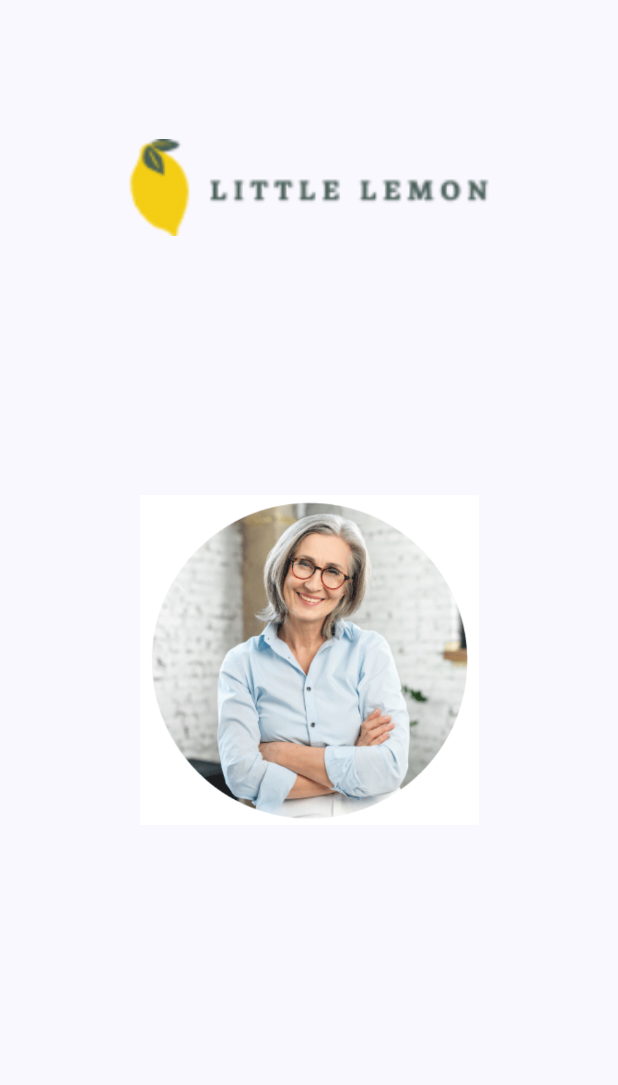
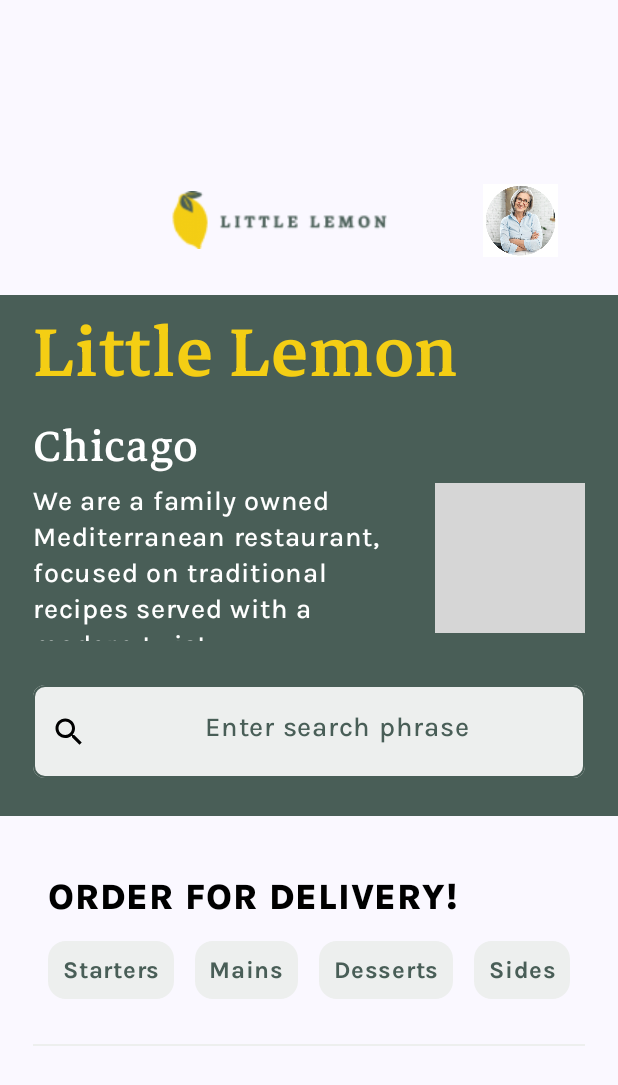
Before and after one commit to norphyra/little-lemon, an Android app built with Jetpack Compose: the Home screen opened through its navigation route, on a phone screen of 412 x 824 dp. Shown: the top 1085 px of the screen. Run offline under Robolectric (Android 15) with nearby library versions, the phone set to English and light mode, and no system bars; our stand-ins replace livedata-compose; grey boxes are pictures that could not be loaded.

```diff
--- a/app/src/main/AndroidManifest.xml
+++ b/app/src/main/AndroidManifest.xml
@@ -1,6 +1,8 @@
 <?xml version="1.0" encoding="utf-8"?>
 <manifest xmlns:android="http://schemas.android.com/apk/res/android"
     xmlns:tools="http://schemas.android.com/tools">
+
+    <uses-permission android:name="android.permission.INTERNET"/>
 
     <application
         android:allowBackup="true"
--- a/app/src/main/java/com/example/littlelemonapp/Home.kt
+++ b/app/src/main/java/com/example/littlelemonapp/Home.kt
@@ -8,35 +8,186 @@ import androidx.compose.foundation.layout.Column
 import androidx.compose.foundation.layout.Row
 import androidx.compose.foundation.layout.fillMaxHeight
 import androidx.compose.foundation.layout.fillMaxWidth
+import androidx.compose.foundation.layout.height
 import androidx.compose.foundation.layout.padding
 import androidx.compose.foundation.layout.size
+import androidx.compose.foundation.layout.width
+import androidx.compose.foundation.lazy.LazyRow
+import androidx.compose.foundation.lazy.items
+import androidx.compose.foundation.shape.RoundedCornerShape
+import androidx.compose.material3.Divider
+import androidx.compose.material3.ExperimentalMaterial3Api
+import androidx.compose.material3.LocalTextStyle
+import androidx.compose.material3.OutlinedTextField
+import androidx.compose.material3.Surface
+import androidx.compose.material3.Text
+import androidx.compose.material3.TextFieldDefaults
 import androidx.compose.runtime.Composable
+import androidx.compose.runtime.getValue
+import androidx.compose.runtime.livedata.observeAsState
+import androidx.compose.runtime.mutableStateOf
+import androidx.compose.runtime.remember
+import androidx.compose.runtime.setValue
 import androidx.compose.ui.Alignment
 import androidx.compose.ui.Modifier
+import androidx.compose.ui.draw.clip
+import androidx.compose.ui.draw.clipToBounds
+import androidx.compose.ui.draw.scale
+import androidx.compose.ui.graphics.Color
+import androidx.compose.ui.graphics.vector.ImageVector
+import androidx.compose.ui.layout.ContentScale
 import androidx.compose.ui.res.painterResource
+import androidx.compose.ui.res.stringResource
+import androidx.compose.ui.res.vectorResource
+import androidx.compose.ui.text.AnnotatedString
+import androidx.compose.ui.text.PlatformTextStyle
+import androidx.compose.ui.text.TextStyle
+import androidx.compose.ui.text.font.FontFamily
+import androidx.compose.ui.text.style.TextAlign
+import androidx.compose.ui.tooling.preview.Preview
 import androidx.compose.ui.unit.dp
+import androidx.compose.ui.unit.sp
 import androidx.navigation.NavHostController
+import com.example.littlelemonapp.model.MenuDatabase
+import com.example.littlelemonapp.ui.theme.Green
+import com.example.littlelemonapp.ui.theme.Karla_Bold
+import com.example.littlelemonapp.ui.theme.Karla_ExtraBold
+import com.example.littlelemonapp.ui.theme.Karla_Medium
+import com.example.littlelemonapp.ui.theme.LightGrey_highlight
+import com.example.littlelemonapp.ui.theme.MarkaziText_Medium
+import com.example.littlelemonapp.ui.theme.MarkaziText_Regular
+import com.example.littlelemonapp.ui.theme.Yellow
+import org.intellij.lang.annotations.JdkConstants.HorizontalAlignment
 
+@OptIn(ExperimentalMaterial3Api::class)
 @Composable
-fun Home(navController: NavHostController) {
+fun Home() {
+
+    val menuCategory = listOf<String>("Starters", "Mains", "Desserts", "Sides")
+    //val menuItems by database.menuDao().getAllMenuItems().observeAsState(initial = emptyList())
 
     Column(horizontalAlignment = Alignment.CenterHorizontally,
-    modifier = Modifier.fillMaxWidth()
-        .fillMaxHeight()) {
-        Image(painter = painterResource(id = R.drawable.logo), contentDescription = "logo",
-            modifier = Modifier.size(width = 300.dp, height = 250.dp)
-                .fillMaxWidth())
+            verticalArrangement = Arrangement.Center,
+    ) {
+        Row(verticalAlignment = Alignment.CenterVertically,
+            horizontalArrangement = Arrangement.End,
+            modifier = Modifier
+                .fillMaxWidth()
+                .height(100.dp)
+        ) {
+            Image(painter = painterResource(id = R.drawable.logo), contentDescription = "logo",
+            modifier = Modifier.size(179.dp, 56.dp))
 
-        Image(painter = painterResource(id = R.drawable.profile), contentDescription = "profile image",
-            Modifier
-                .size(300.dp)
-                .padding(top = 80.dp)
-                .clickable { navController.navigate(com.example.littlelemonapp.navigation.Profile.route) })
+            Image(painter = painterResource(id = R.drawable.profile), contentDescription = "profile image",
+                Modifier
+                    .padding(start = 46.dp, end = 40.dp)
+                    .size(50.dp)
+                    .clickable {
+                        //navController.navigate(com.example.littlelemonapp.navigation.Profile.route)
+                    })
+        }
+        Surface(color = Green) {
+            Column(modifier = Modifier.padding(start = 22.dp, end = 22.dp)) {
+
+                var searchValue by remember {
+                    mutableStateOf("")
+                }
+
+                Text(text = stringResource(id = R.string.title), fontFamily = FontFamily(MarkaziText_Medium),
+                fontSize = 64.sp,
+                color = Yellow)
+
+                Text(text = stringResource(id = R.string.city), fontFamily = FontFamily(MarkaziText_Regular),
+                    fontSize = 40.sp,
+                    color = Color.White)
+
+                Row(modifier = Modifier.fillMaxWidth(),
+                horizontalArrangement = Arrangement.SpaceBetween) {
+                    Text(text = stringResource(id = R.string.description),
+                        fontFamily = FontFamily(Karla_Medium),
+                        fontSize = 18.sp,
+                        color = Color.White,
+                    modifier = Modifier.size(231.dp, 105.dp))
+                    Image(painter = painterResource(id = R.drawable.hero_image), contentDescription = "hero image",
+                        Modifier
+                            .clip(RoundedCornerShape(16.dp))
+                            .size(100.dp),
+                    contentScale = ContentScale.Crop)
+                }
+                OutlinedTextField(value = searchValue,
+                    onValueChange = {searchValue = it},
+                    colors = TextFieldDefaults.outlinedTextFieldColors(containerColor = LightGrey_highlight,
+                    focusedBorderColor = Green,
+                    unfocusedBorderColor = Green),
+                    placeholder = {
+                                  Text(
+                                      text = "Enter search phrase",
+                                      color = Green,
+                                      fontFamily = FontFamily(Karla_Medium),
+                                      fontSize = 18.sp,
+                                      modifier = Modifier.fillMaxWidth(),
+                                      textAlign = TextAlign.Center
+                                  )
+                    },
+                    leadingIcon = {
+                                  Image(imageVector = ImageVector.vectorResource(id = R.drawable.search_icon_24), contentDescription = "search icon")
+                    },
+                    modifier = Modifier
+                        .fillMaxWidth()
+                        .padding(top = 29.dp, bottom = 25.dp)
+                        .height(62.dp),
+                    shape = RoundedCornerShape(8.dp)
+                )
+            }
+        }
+
+        Column(modifier = Modifier.padding(start = 22.dp, end = 22.dp)) {
+            Text(text = "ORDER FOR DELIVERY!", fontFamily = FontFamily(
+                Karla_ExtraBold),
+                fontSize = 24.sp,
+                color = Color.Black,
+                modifier = Modifier
+                    .fillMaxWidth()
+                    .padding(start = 10.dp, top = 40.dp, bottom = 15.dp))
+
+            LazyRow(horizontalArrangement = Arrangement.SpaceBetween,
+                modifier = Modifier
+                    .fillMaxWidth()
+                    .padding(start = 10.dp, end = 10.dp)
+            ) {
+                items(menuCategory) {
+                    menuCategoryItem(it)
+                }
+            }
+
+            Divider(thickness = 1.dp, color = LightGrey_highlight,
+                modifier = Modifier.padding(top = 30.dp, bottom = 30.dp))
+        }
+
+        Row() {
+
+        }
+
     }
 }
 
-//@Preview(showBackground = true)
-//@Composable
-//fun HomePreview() {
-//    Home()
-//}
+@Composable
+fun menuCategoryItem(category: String) {
+    Surface(shape = RoundedCornerShape(12.dp), color = LightGrey_highlight) {
+        Text(
+            text = category, fontFamily = FontFamily(
+                Karla_Bold
+            ),
+            fontSize = 16.sp,
+            color = Green,
+            textAlign = TextAlign.Center,
+            modifier = Modifier.padding(start = 9.dp, end = 9.dp, top = 7.dp, bottom = 7.dp)
+        )
+    }
+}
+
+@Preview(showBackground = true)
+@Composable
+fun HomePreview() {
+    Home()
+}
--- a/app/src/main/java/com/example/littlelemonapp/navigation/NavigationComposable.kt
+++ b/app/src/main/java/com/example/littlelemonapp/navigation/NavigationComposable.kt
@@ -3,6 +3,7 @@ package com.example.littlelemonapp.navigation
 import android.content.SharedPreferences
 import androidx.activity.ComponentActivity
 import androidx.compose.runtime.Composable
+import androidx.lifecycle.MutableLiveData
 import androidx.navigation.NavController
 import androidx.navigation.NavHostController
 import androidx.navigation.compose.NavHost
@@ -10,9 +11,11 @@ import androidx.navigation.compose.composable
 import com.example.littlelemonapp.Home
 import com.example.littlelemonapp.OnBoarding
 import com.example.littlelemonapp.Profile
+import com.example.littlelemonapp.model.MenuDatabase
+import com.example.littlelemonapp.model.MenuItemEntity
 
 @Composable
-fun Navigation(navController: NavHostController, sharedPreferences: SharedPreferences) {
+fun Navigation(navController: NavHostController, sharedPreferences: SharedPreferences, database: MenuDatabase) {
 
     var startDestination = Onboarding.route
 
@@ -25,7 +28,8 @@ fun Navigation(navController: NavHostController, sharedPreferences: SharedPrefer
             OnBoarding(navController = navController, sharedPreferences = sharedPreferences)
         }
         composable(Home.route) {
-            Home(navController = navController)
+            Home()
+            //Home(navController = navController, database = database)
         }
         composable(Profile.route) {
             Profile(navController = navController, sharedPreferences = sharedPreferences)
--- a/app/src/main/java/com/example/littlelemonapp/ui/theme/Type.kt
+++ b/app/src/main/java/com/example/littlelemonapp/ui/theme/Type.kt
@@ -4,6 +4,7 @@ import androidx.compose.material3.Typography
 import androidx.compose.ui.text.TextStyle
 import androidx.compose.ui.text.font.Font
 import androidx.compose.ui.text.font.FontFamily
+import androidx.compose.ui.text.font.FontStyle
 import androidx.compose.ui.text.font.FontWeight
 import androidx.compose.ui.unit.sp
 import com.example.littlelemonapp.R
@@ -19,13 +20,13 @@ val Typography = Typography(
     ),
 )
 
-val MarkaziText_Medium = Font(R.font.markazitext_medium, FontWeight.W500)
-val MarkaziText_Regular = Font(R.font.markazitext_regular, FontWeight.W400)
+val MarkaziText_Medium = Font(R.font.markazitext_medium, FontWeight.W500, FontStyle.Normal)
+val MarkaziText_Regular = Font(R.font.markazitext_regular, FontWeight.W400, FontStyle.Normal)
 
-val Karla_Regular = Font(R.font.karla_regular, FontWeight.W400)
-val Karla_Medium = Font(R.font.karla_medium, FontWeight.W500)
-val Karla_Bold = Font(R.font.karla_bold, FontWeight.W700)
-val Karla_ExtraBold = Font(R.font.karla_extrabold, FontWeight.W800)
+val Karla_Regular = Font(R.font.karla_regular, FontWeight.W400, FontStyle.Normal)
+val Karla_Medium = Font(R.font.karla_medium, FontWeight.W500, FontStyle.Normal)
+val Karla_Bold = Font(R.font.karla_bold, FontWeight.W700, FontStyle.Normal)
+val Karla_ExtraBold = Font(R.font.karla_extrabold, FontWeight.W800, FontStyle.Normal)
 
 
 val TitleTypography = Typography(
--- /dev/null
+++ b/app/src/main/res/drawable/search_icon_24.xml
@@ -0,0 +1,5 @@
+<vector android:height="24dp" android:tint="#000000"
+    android:viewportHeight="24" android:viewportWidth="24"
+    android:width="24dp" xmlns:android="http://schemas.android.com/apk/res/android">
+    <path android:fillColor="@android:color/white" android:pathData="M15.5,14h-0.79l-0.28,-0.27C15.41,12.59 16,11.11 16,9.5 16,5.91 13.09,3 9.5,3S3,5.91 3,9.5 5.91,16 9.5,16c1.61,0 3.09,-0.59 4.23,-1.57l0.27,0.28v0.79l5,4.99L20.49,19l-4.99,-5zM9.5,14C7.01,14 5,11.99 5,9.5S7.01,5 9.5,5 14,7.01 14,9.5 11.99,14 9.5,14z"/>
+</vector>
--- a/app/src/main/res/values/strings.xml
+++ b/app/src/main/res/values/strings.xml
@@ -1,3 +1,7 @@
 <resources>
     <string name="app_name">Little Lemon App</string>
+
+    <string name="title">Little Lemon</string>
+    <string name="city">Chicago</string>
+    <string name="description">We are a family owned Mediterranean restaurant, focused on traditional recipes served with a modern twist.</string>
 </resources>
--- a/build.gradle
+++ b/build.gradle
@@ -3,4 +3,5 @@ plugins {
     id 'com.android.application' version '8.0.2' apply false
     id 'com.android.library' version '8.0.2' apply false
     id 'org.jetbrains.kotlin.android' version '1.7.20' apply false
+    id 'org.jetbrains.kotlin.plugin.serialization' version '1.7.20' apply false
 }
```
Also changed, not shown: app/build.gradle (+12 -0 lines), app/src/main/java/com/example/littlelemonapp/MainActivity.kt (+52 -1 lines), app/src/main/java/com/example/littlelemonapp/model/Database.kt (added, +42 -0 lines), app/src/main/java/com/example/littlelemonapp/model/Network.kt (added, +19 -0 lines), 1 other file.
